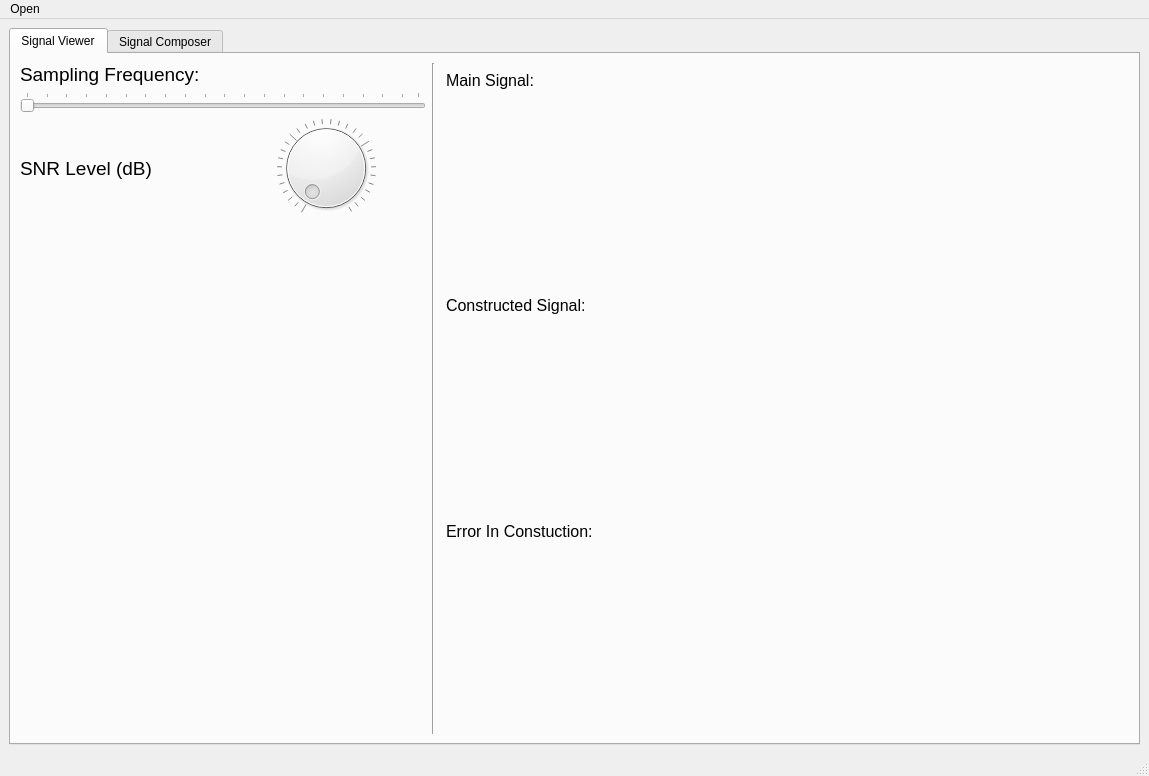
Above: S.ui from RushingBlast/DSP_Task_2 before the change. Below: the same form after it.
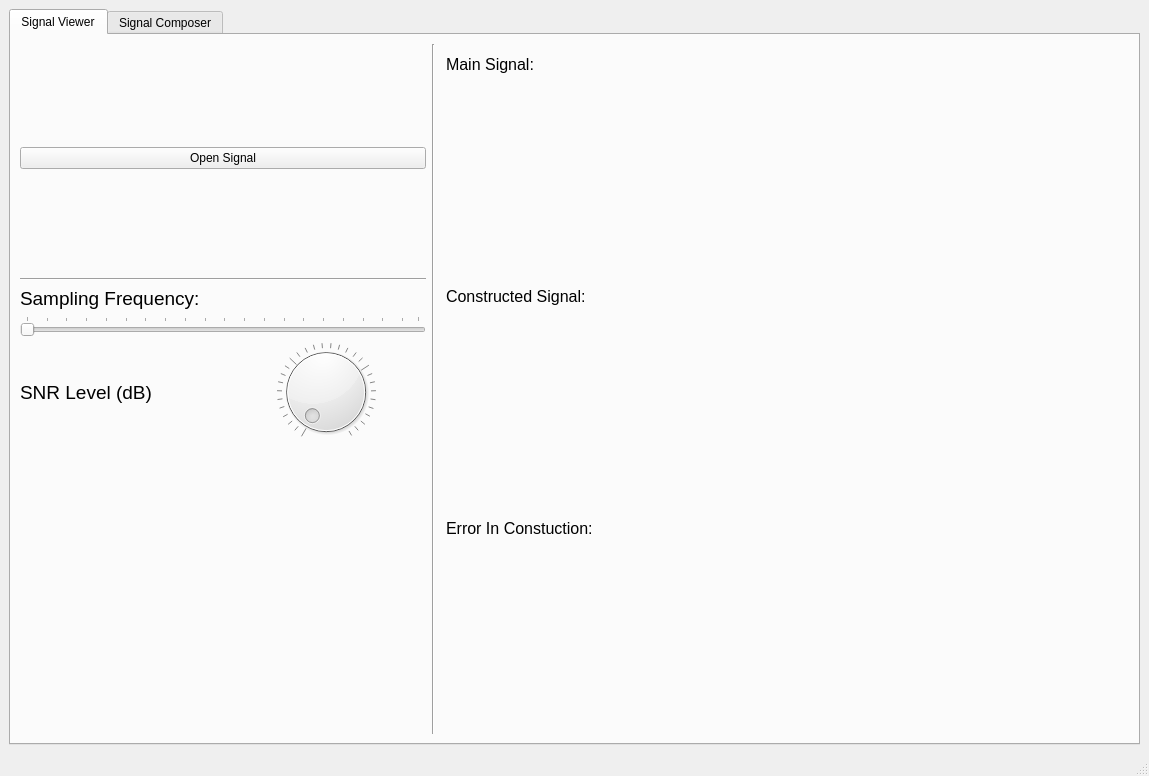
That is the form after the change. The open tabs and pages were chosen to show the change. Custom widgets are drawn as their Qt base class.

The edit to the form file:
```diff
--- a/S.ui
+++ b/S.ui
@@ -17,6 +17,9 @@
    <layout class="QGridLayout" name="gridLayout_6">
     <item row="1" column="0">
      <widget class="QTabWidget" name="tabWidget">
+      <property name="tabPosition">
+       <enum>QTabWidget::North</enum>
+      </property>
       <property name="tabShape">
        <enum>QTabWidget::Rounded</enum>
       </property>
@@ -37,6 +40,46 @@
               <property name="sizeConstraint">
                <enum>QLayout::SetMinimumSize</enum>
               </property>
+              <item>
+               <spacer name="verticalSpacer_3">
+                <property name="orientation">
+                 <enum>Qt::Vertical</enum>
+                </property>
+                <property name="sizeHint" stdset="0">
+                 <size>
+                  <width>20</width>
+                  <height>40</height>
+                 </size>
+                </property>
+               </spacer>
+              </item>
+              <item>
+               <widget class="QPushButton" name="btn_open_signal">
+                <property name="text">
+                 <string>Open Signal</string>
+                </property>
+               </widget>
+              </item>
+              <item>
+               <spacer name="verticalSpacer_2">
+                <property name="orientation">
+                 <enum>Qt::Vertical</enum>
+                </property>
+                <property name="sizeHint" stdset="0">
+                 <size>
+                  <width>20</width>
+                  <height>40</height>
+                 </size>
+                </property>
+               </spacer>
+              </item>
+              <item>
+               <widget class="Line" name="line_2">
+                <property name="orientation">
+                 <enum>Qt::Horizontal</enum>
+                </property>
+               </widget>
+              </item>
               <item>
                <widget class="QLabel" name="label_sampling_frequency">
                 <property name="sizePolicy">
@@ -505,23 +548,6 @@
     </item>
    </layout>
   </widget>
-  <widget class="QMenuBar" name="menubar">
-   <property name="geometry">
-    <rect>
-     <x>0</x>
-     <y>0</y>
-     <width>1149</width>
-     <height>26</height>
-    </rect>
-   </property>
-   <widget class="QMenu" name="menuOpen">
-    <property name="title">
-     <string>Open</string>
-    </property>
-    <addaction name="actionAdd_Signal"/>
-   </widget>
-   <addaction name="menuOpen"/>
-  </widget>
   <widget class="QStatusBar" name="statusbar"/>
   <action name="actionAdd_Signal">
    <property name="text">
```
Left out of the diff: 6 changed lines with no effect on the pictures.
